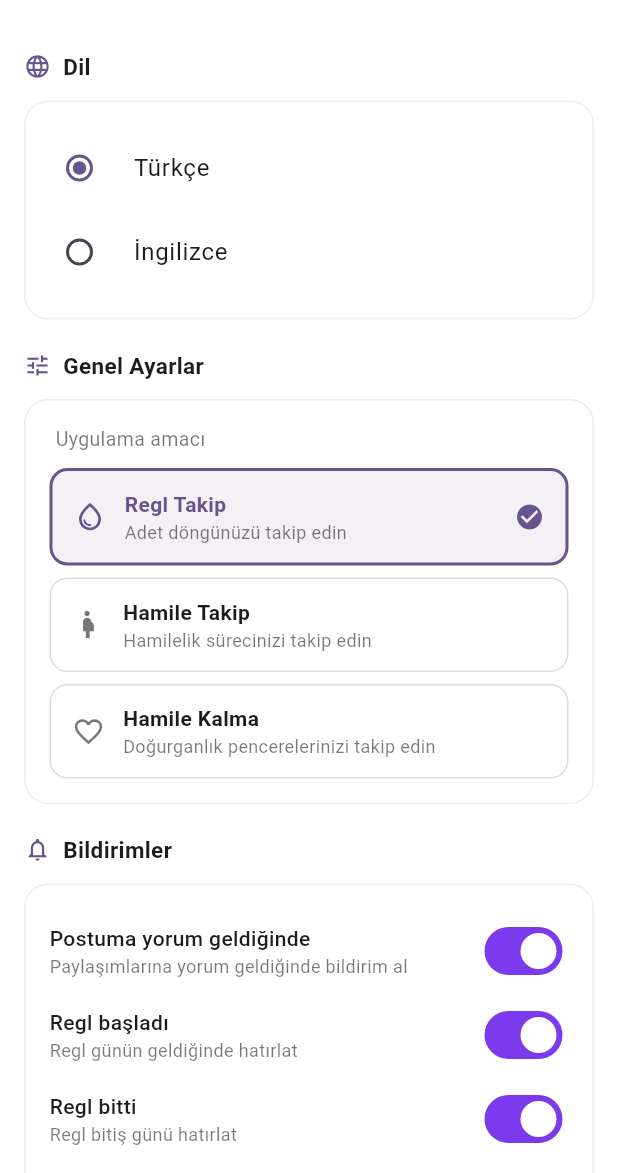
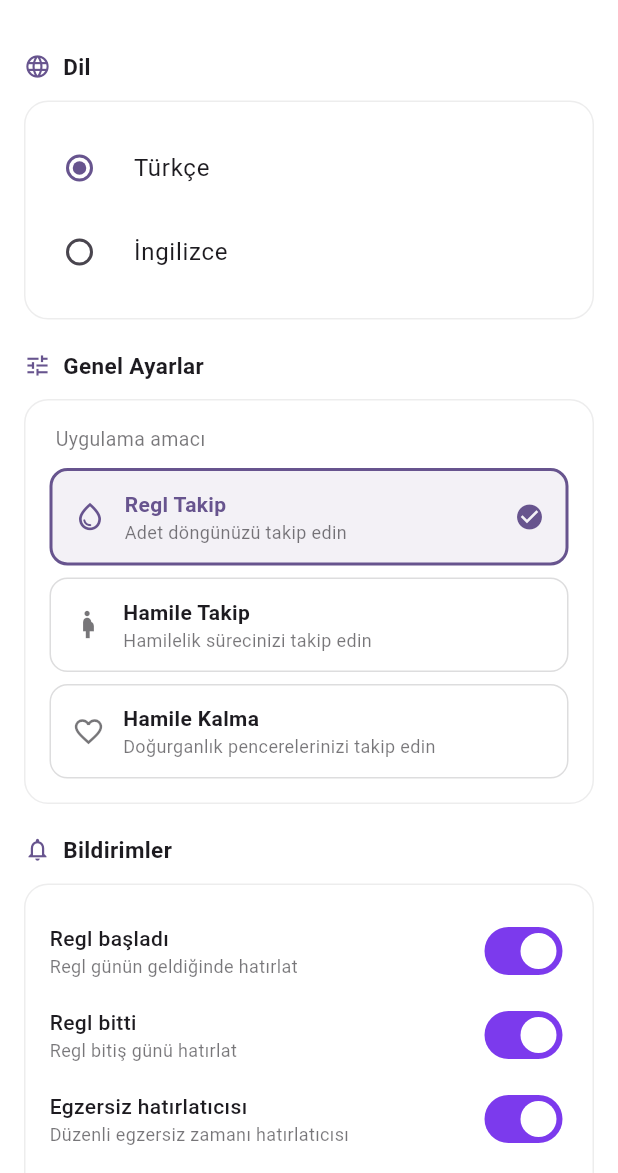
Before and after one commit to Ceydakhrmn/ayzit-app, a Flutter app: the SettingsScreen screen opened directly, on a phone screen of 412 x 824 dp, the part 63-1236 px from its top. Run offline on Flutter 3.47's test engine with Material 3 defaults, Android fonts, the phone set to English and light mode, and no system bars; our stand-ins replace cloud_firestore, firebase_auth, firebase_core, firebase_crashlytics, firebase_messaging, fl_chart and 7 more; missing offline and left inert: firebase_app_check, in_app_update, purchases_flutter; accounts and stored records are empty.

Commit message:
Hide the non-working comment notification toggle and clean up lints (1.0.8)

```diff
--- a/lib/screens/settings_screen.dart
+++ b/lib/screens/settings_screen.dart
@@ -192,12 +192,8 @@
       title: isEn ? 'Notifications' : 'Bildirimler',
       icon: Icons.notifications_outlined,
       children: [
-        _SwitchRow(
-          title: isEn ? 'Comment on my post' : 'Postuma yorum geldiğinde',
-          subtitle: isEn ? 'Get notified when someone comments on your post' : 'Paylaşımlarına yorum geldiğinde bildirim al',
-          value: prefs.commentOnPost,
-          onChanged: (v) => update(prefs.copyWith(commentOnPost: v)),
-        ),
+        // "Postuma yorum geldiğinde" gizli: yorum bildirimi sunucu (Cloud
+        // Functions, Blaze planı) gerektirir ve henüz yayında değil.
         _SwitchRow(
           title: isEn ? 'Period started' : 'Regl başladı',
           subtitle: isEn ? 'Remind me when my period is due' : 'Regl günün geldiğinde hatırlat',
--- a/lib/widgets/pregnancy/growth_garden_card.dart
+++ b/lib/widgets/pregnancy/growth_garden_card.dart
@@ -137,7 +137,7 @@
                         _tree.value = _valueForWeek(week);
                         _ready = true;
                       },
-                      errorBuilder: (_, __, ___) => const Center(
+                      errorBuilder: (_, _, _) => const Center(
                         child: Icon(Icons.park_outlined,
                             size: 44, color: _gardenGreen),
                       ),
--- a/pubspec.yaml
+++ b/pubspec.yaml
@@ -1,7 +1,7 @@
 name: ayzit_app
 description: "Ayzit - Period & Cycle Tracker"
 publish_to: "none"
-version: 1.0.7+15
+version: 1.0.8+16
 
 environment:
   sdk: ^3.10.8
```
Also changed, not shown: lib/screens/social/widgets/report_sheet.dart (+15 -7 lines).
